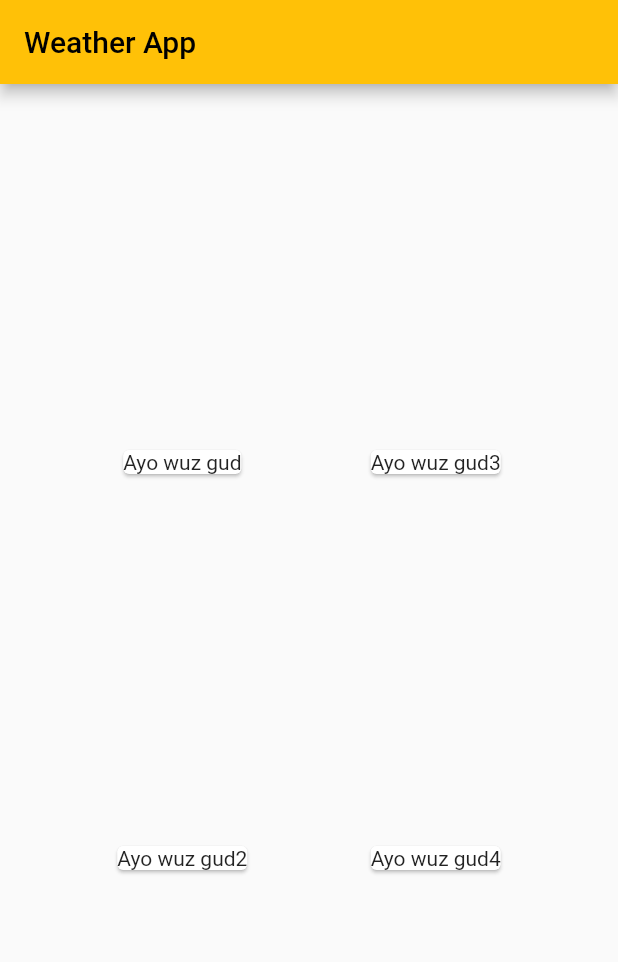
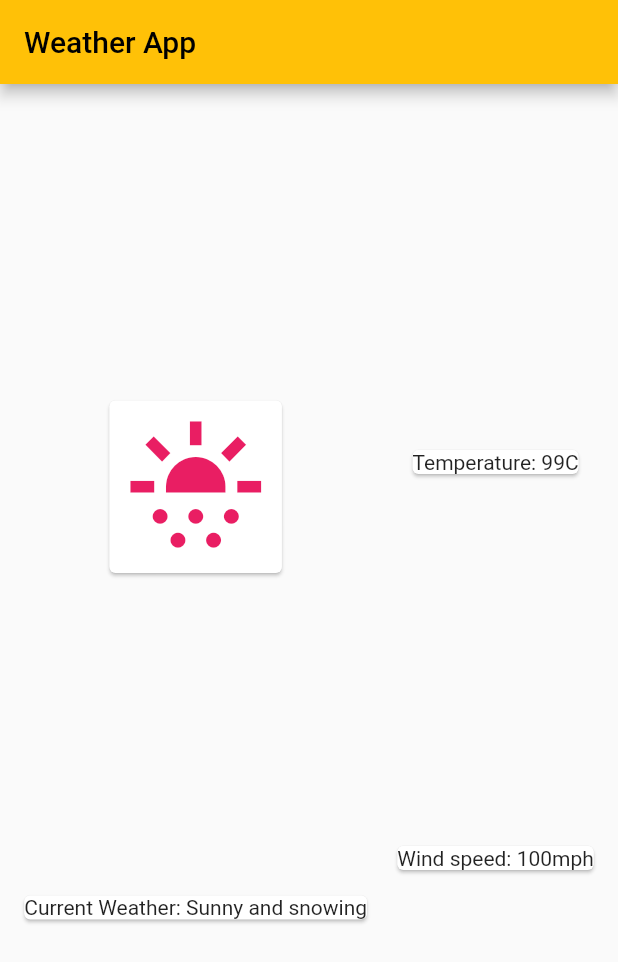
Before and after one commit to TheScer/FlutterWeatherApp, a Flutter app: the screen it shows after launch, on a phone screen of 412 x 824 dp. Shown: the top 962 px of the screen. Run offline on Flutter 3.47's test engine with Material 2 defaults, Android fonts, the phone set to English and light mode, and no system bars.

Commit message:
added a weather Icon and 4 cards for the icon, temp, wind speed, and current weather

```diff
--- a/flutter_application_new_1/lib/components/weather_gui.dart
+++ b/flutter_application_new_1/lib/components/weather_gui.dart
@@ -9,12 +9,23 @@ class WeatherApp extends StatelessWidget {
       mainAxisAlignment: MainAxisAlignment.spaceEvenly,
       children: [
         Column(mainAxisAlignment: MainAxisAlignment.spaceEvenly, children: [
-          const Card(child: Text('Ayo wuz gud')),
-          const Card(child: Text('Ayo wuz gud2')),
+          const Card(
+              child: Padding(
+            padding: const EdgeInsets.all(10.0),
+            //child: Text('Weather Icon'),
+            child: Icon(
+              Icons.sunny_snowing,
+              //padding: const EdgeInsets.all(10.0),
+              color: Colors.pink,
+              size: 95.0,
+              semanticLabel: 'Text to announce in accessibility modes',
+            ),
+          )),
+          const Card(child: Text('Current Weather: Sunny and snowing')),
         ]),
         Column(mainAxisAlignment: MainAxisAlignment.spaceEvenly, children: [
-          const Card(child: const Text('Ayo wuz gud3')),
-          const Card(child: const Text('Ayo wuz gud4')),
+          const Card(child: const Text('Temperature: 99C')),
+          const Card(child: const Text('Wind speed: 100mph')),
         ]),
       ],
     );
```
